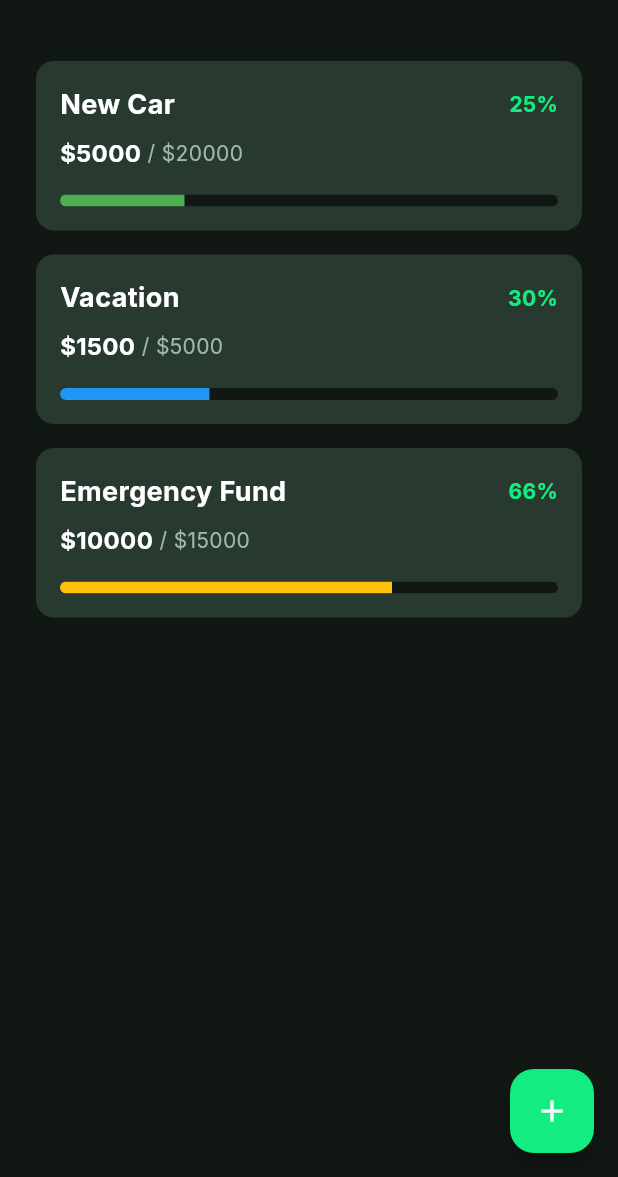
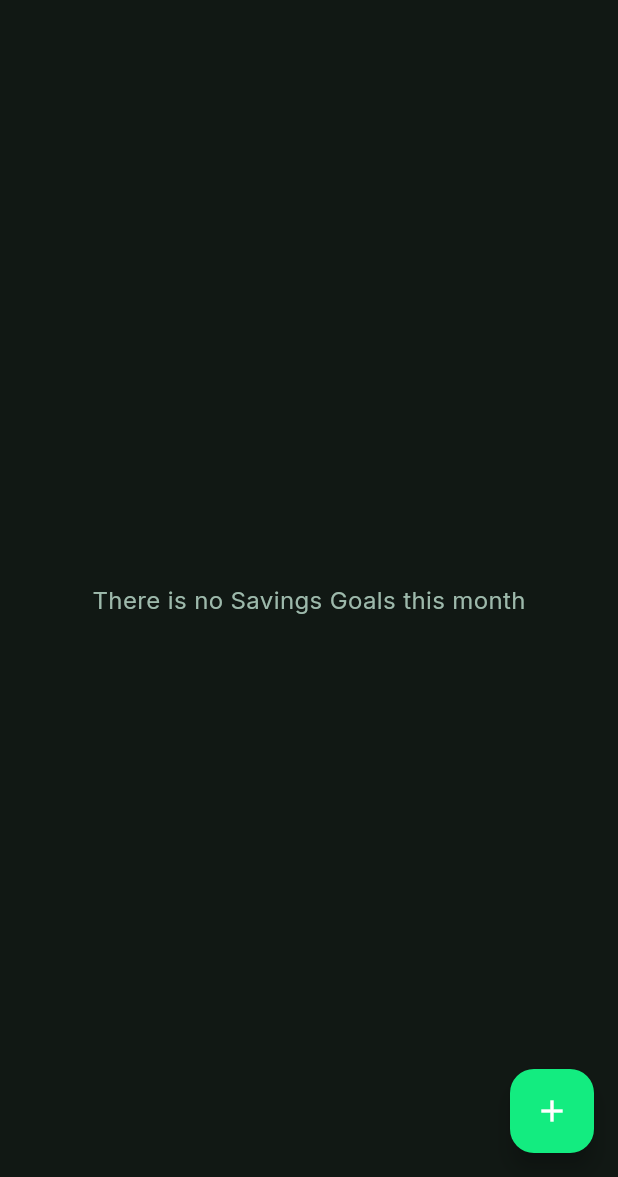
Before and after one commit to OmarAdel10/budget_wise, a Flutter app: the SavingsScreen screen opened directly, on a phone screen of 412 x 824 dp, the part 59-1236 px from its top. Run offline on Flutter 3.47's test engine with Material 3 defaults, Android fonts, the phone set to English and light mode, and no system bars; our stand-ins replace auto_size_text, cloud_firestore, dotted_border, equatable, firebase_auth, firebase_core and 13 more; missing offline and left inert: another_telephony; accounts and stored records are empty.

Commit message:
🐣 feat(savings): implement local-first savings logic and UI integration
   - Create 'SavingsModel' for saving goal data with Firestore
     and local serialization support.
   - Implement 'SavingsRepository' for Firestore CRUD operations
     and goal contributions.
   - Develop 'SavingsBloc' using 'HydratedBloc' for offline-first
     state management and cloud sync.
   - Register savings repository and bloc in 'main.dart'
     dependency injection.
   - Update 'SavingsScreen' to display real savings data with
     dynamic currency support.

```diff
--- a/lib/l10n/app_ar.arb
+++ b/lib/l10n/app_ar.arb
@@ -290,5 +290,6 @@
   "confirmPasscode": "تأكيد رمز المرور",
   "passcodeMismatch": "رموز المرور غير متطابقة",
   "passcodeIncorrect": "رمز المرور غير صحيح",
-  "passcodeSet": "تم تعيين رمز المرور بنجاح"
+  "passcodeSet": "تم تعيين رمز المرور بنجاح",
+  "noSavingsGoalsThisMonth": "لا توجد أهداف ادخار لهذا الشهر"
 }
--- a/lib/l10n/app_en.arb
+++ b/lib/l10n/app_en.arb
@@ -280,9 +280,9 @@
   "defaultCurrency": "Default Currency",
   "noRecentTransactionsFound": "No Recent Transactions Found.",
   "noAccountsAvailableForSelectedCurrency": "No Accounts Available For The Selected Currency.",
-  "lowBalanceAlertAmount" : "Low Balance Alert Amount",
+  "lowBalanceAlertAmount": "Low Balance Alert Amount",
   "yourAccountBalanceIsBelowTheSpecifiedLowBalanceAmount": "Your account balance is below the specified low balance amount.",
-  "syncing" : "Syncing",
+  "syncing": "Syncing",
   "lastUpdatedAt": "Last Updated At:",
   "lowBalanceWarning": "Low Balance Warning",
   "accountDetails": "Account Details",
@@ -293,6 +293,6 @@
   "confirmPasscode": "Confirm Passcode",
   "passcodeMismatch": "Passcodes do not match",
   "passcodeIncorrect": "Incorrect Passcode",
-  "passcodeSet": "Passcode Set Successfully"
-
+  "passcodeSet": "Passcode Set Successfully",
+  "noSavingsGoalsThisMonth": "There is no Savings Goals this month"
 }
--- a/lib/l10n/app_localizations.dart
+++ b/lib/l10n/app_localizations.dart
@@ -1843,6 +1843,12 @@ abstract class AppLocalizations {
   /// In en, this message translates to:
   /// **'Passcode Set Successfully'**
   String get passcodeSet;
+
+  /// No description provided for @noSavingsGoalsThisMonth.
+  ///
+  /// In en, this message translates to:
+  /// **'There is no Savings Goals this month'**
+  String get noSavingsGoalsThisMonth;
 }
 
 class _AppLocalizationsDelegate
--- a/lib/l10n/app_localizations_ar.dart
+++ b/lib/l10n/app_localizations_ar.dart
@@ -904,4 +904,7 @@ class AppLocalizationsAr extends AppLocalizations {
 
   @override
   String get passcodeSet => 'تم تعيين رمز المرور بنجاح';
+
+  @override
+  String get noSavingsGoalsThisMonth => 'لا توجد أهداف ادخار لهذا الشهر';
 }
--- a/lib/l10n/app_localizations_en.dart
+++ b/lib/l10n/app_localizations_en.dart
@@ -911,4 +911,7 @@ class AppLocalizationsEn extends AppLocalizations {
 
   @override
   String get passcodeSet => 'Passcode Set Successfully';
+
+  @override
+  String get noSavingsGoalsThisMonth => 'There is no Savings Goals this month';
 }
--- /dev/null
+++ b/lib/savings/data/models/savings_model.dart
@@ -0,0 +1,104 @@
+// ignore_for_file: public_member_api_docs, sort_constructors_first
+import 'dart:convert';
+import 'package:cloud_firestore/cloud_firestore.dart';
+
+class SavingsModel {
+  final String id;
+  final String userId;
+  final String name;
+  final double targetAmount;
+  final double currentAmount;
+  final String currency;
+  final DateTime targetDate;
+  final int colorValue;
+  final DateTime createdAt;
+  final DateTime updatedAt;
+  final bool isSynced;
+
+  SavingsModel({
+    this.id = '',
+    this.userId = '',
+    required this.name,
+    required this.targetAmount,
+    this.currentAmount = 0.0,
+    required this.currency,
+    required this.targetDate,
+    required this.colorValue,
+    required this.createdAt,
+    required this.updatedAt,
+    this.isSynced = false,
+  });
+
+  bool get isCompleted => currentAmount >= targetAmount;
+
+  SavingsModel copyWith({
+    String? id,
+    String? userId,
+    String? name,
+    double? targetAmount,
+    double? currentAmount,
+    String? currency,
+    DateTime? targetDate,
+    int? colorValue,
+    DateTime? createdAt,
+    DateTime? updatedAt,
+    bool? isSynced,
+  }) {
+    return SavingsModel(
+      id: id ?? this.id,
+      userId: userId ?? this.userId,
+      name: name ?? this.name,
+      targetAmount: targetAmount ?? this.targetAmount,
+      currentAmount: currentAmount ?? this.currentAmount,
+      currency: currency ?? this.currency,
+      targetDate: targetDate ?? this.targetDate,
+      colorValue: colorValue ?? this.colorValue,
+      createdAt: createdAt ?? this.createdAt,
+      updatedAt: updatedAt ?? this.updatedAt,
+      isSynced: isSynced ?? this.isSynced,
+    );
+  }
+
+  Map<String, dynamic> toMap() {
+    return <String, dynamic>{
+      'id': id,
+      'userId': userId,
+      'name': name,
+      'targetAmount': targetAmount,
+      'currentAmount': currentAmount,
+      'currency': currency,
+      'targetDate': targetDate.toIso8601String(),
+      'colorValue': colorValue,
+      'createdAt': createdAt.toIso8601String(),
+      'updatedAt': updatedAt.toIso8601String(),
+      'isSynced': isSynced,
+    };
+  }
+
+  factory SavingsModel.fromMap(Map<String, dynamic> map) {
+    return SavingsModel(
+      id: map['id'] as String,
+      userId: map['userId'] as String,
+      name: map['name'] as String,
+      targetAmount: (map['targetAmount'] as num).toDouble(),
+      currentAmount: (map['currentAmount'] as num).toDouble(),
+      currency: map['currency'] as String,
+      targetDate: map['targetDate'] is Timestamp
+          ? (map['targetDate'] as Timestamp).toDate()
+          : DateTime.parse(map['targetDate'] as String),
+      colorValue: map['colorValue'] as int,
+      createdAt: map['createdAt'] is Timestamp
+          ? (map['createdAt'] as Timestamp).toDate()
+          : DateTime.parse(map['createdAt'] as String),
+      updatedAt: map['updatedAt'] is Timestamp
+          ? (map['updatedAt'] as Timestamp).toDate()
+          : DateTime.parse(map['updatedAt'] as String),
+      isSynced: map['isSynced'] as bool,
+    );
+  }
+
+  String toJson() => json.encode(toMap());
+
+  factory SavingsModel.fromJson(String source) =>
+      SavingsModel.fromMap(json.decode(source) as Map<String, dynamic>);
+}
--- /dev/null
+++ b/lib/savings/data/repositories/savings_repository.dart
@@ -0,0 +1,58 @@
+import 'package:budget_wise/savings/data/models/savings_model.dart';
+import 'package:budget_wise/auth/data/repositories/auth_repository.dart';
+import 'package:cloud_firestore/cloud_firestore.dart';
+
+class SavingsRepository {
+  final AuthRepository authRepo;
+  const SavingsRepository({required this.authRepo});
+
+  CollectionReference<SavingsModel> getSavingsCollection() => FirebaseFirestore
+      .instance
+      .collection('savings')
+      .withConverter<SavingsModel>(
+        fromFirestore: (snapshot, options) =>
+            SavingsModel.fromMap(snapshot.data()!),
+        toFirestore: (savingGoalModel, options) => savingGoalModel.toMap(),
+      );
+
+  Future<void> addSavingGoal(SavingsModel model) async {
+    final CollectionReference<SavingsModel> collection = getSavingsCollection();
+    final DocumentReference<SavingsModel> doc = collection.doc(model.id);
+    await doc.set(model);
+  }
+
+  Future<List<SavingsModel>> fetchAllSavingGoals() async {
+    final CollectionReference<SavingsModel> collection = getSavingsCollection();
+    final user = authRepo.currentUser;
+
+    if (user != null) {
+      final querySnapShot = await collection
+          .where('userId', isEqualTo: user.uid)
+          .get();
+      return querySnapShot.docs.map((doc) => doc.data()).toList();
+    }
+    return [];
+  }
+
+  Future<void> updateSavingGoal(SavingsModel model) async {
+    final CollectionReference<SavingsModel> collection = getSavingsCollection();
+    await collection.doc(model.id).update(model.toMap());
+  }
+
+  Future<void> deleteSavingGoal(String goalId) async {
+    final CollectionReference<SavingsModel> collection = getSavingsCollection();
+    await collection.doc(goalId).delete();
+  }
+
+  Future<void> updateContribution(
+    String goalId,
+    double newAmount,
+    DateTime updatedAt,
+  ) async {
+    final CollectionReference<SavingsModel> collection = getSavingsCollection();
+    await collection.doc(goalId).update({
+      'currentAmount': newAmount,
+      'updatedAt': updatedAt.toIso8601String(),
+    });
+  }
+}
--- a/lib/savings/view/screens/savings_screen.dart
+++ b/lib/savings/view/screens/savings_screen.dart
@@ -1,5 +1,8 @@
 import 'package:budget_wise/l10n/app_localizations.dart';
+import 'package:budget_wise/savings/view_model/savings_bloc.dart';
+import 'package:budget_wise/savings/view_model/savings_state.dart';
 import 'package:flutter/material.dart';
+import 'package:flutter_bloc/flutter_bloc.dart';
 import '../../../shared/constants/colors.dart';
 import '../../../shared/constants/spacing.dart';
 import '../../../shared/constants/text_styles.dart';
@@ -13,27 +16,6 @@ class SavingsScreen extends StatelessWidget {
   @override
   Widget build(BuildContext context) {
     final l10n = AppLocalizations.of(context)!;
-    // Dummy Data
-    final List<Map<String, dynamic>> savingGoals = [
-      {
-        'name': 'New Car',
-        'currentAmount': 5000.0,
-        'targetAmount': 20000.0,
-        'color': const Color(0xFF4CAF50), // Green
-      },
-      {
-        'name': 'Vacation',
-        'currentAmount': 1500.0,
-        'targetAmount': 5000.0,
-        'color': const Color(0xFF2196F3), // Blue
-      },
-      {
-        'name': 'Emergency Fund',
-        'currentAmount': 10000.0,
-        'targetAmount': 15000.0,
-        'color': const Color(0xFFFFC107), // Amber
-      },
-    ];
 
     return Scaffold(
       backgroundColor: AppColors.primaryBackground,
@@ -51,7 +33,27 @@ class SavingsScreen extends StatelessWidget {
         centerTitle: true,
       ),
       body: SafeArea(
+        child: BlocBuilder<SavingsBloc, SavingsState>(
+          builder: (context, state) {
+            final savingGoals = state.savingsList;
+
+            if (savingGoals.isEmpty) {
+              return Center(
                 child: Column(
+                  mainAxisAlignment: MainAxisAlignment.center,
+                  children: [
+                    Text(
+                      l10n.noSavingsGoalsThisMonth,
+                      style: AppTextStyles.bodyLarge.copyWith(
+                        color: AppColors.textSecondary,
+                      ),
+                    ),
+                  ],
+                ),
+              );
+            }
+
+            return Column(
               children: [
                 Expanded(
                   child: ListView.builder(
@@ -60,14 +62,17 @@ class SavingsScreen extends StatelessWidget {
                     itemBuilder: (context, index) {
                       final goal = savingGoals[index];
                       final double progress =
-                      goal['currentAmount'] / goal['targetAmount'];
+                          (goal.currentAmount / goal.targetAmount).clamp(
+                            0.0,
+                            1.0,
+                          );
                       final int percentage = (progress * 100).toInt();
 
                       return GestureDetector(
                         onTap: () {
                           Navigator.of(context).pushNamed(
                             SavingGoalDetailScreen.routeName,
-                        arguments: goal,
+                            arguments: goal.toMap(),
                           );
                         },
                         child: Container(
@@ -83,9 +88,13 @@ class SavingsScreen extends StatelessWidget {
                             crossAxisAlignment: CrossAxisAlignment.start,
                             children: [
                               Row(
-                            mainAxisAlignment: MainAxisAlignment.spaceBetween,
+                                mainAxisAlignment:
+                                    MainAxisAlignment.spaceBetween,
                                 children: [
-                              Text(goal['name'], style: AppTextStyles.heading3),
+                                  Text(
+                                    goal.name,
+                                    style: AppTextStyles.heading3,
+                                  ),
                                   Text(
                                     "$percentage%",
                                     style: AppTextStyles.bodyMedium.copyWith(
@@ -99,13 +108,13 @@ class SavingsScreen extends StatelessWidget {
                               Row(
                                 children: [
                                   Text(
-                                "\$${goal['currentAmount'].toInt()}",
+                                    "${goal.currency}${goal.currentAmount.toInt()}",
                                     style: AppTextStyles.bodyLarge.copyWith(
                                       fontWeight: FontWeight.bold,
                                     ),
                                   ),
                                   Text(
-                                " / \$${goal['targetAmount'].toInt()}",
+                                    " / ${goal.currency}${goal.targetAmount.toInt()}",
                                     style: AppTextStyles.bodyMedium.copyWith(
                                       color: AppColors.textSecondary,
                                     ),
@@ -119,7 +128,7 @@ class SavingsScreen extends StatelessWidget {
                                   value: progress,
                                   backgroundColor: AppColors.primaryBackground,
                                   valueColor: AlwaysStoppedAnimation<Color>(
-                                goal['color'],
+                                    Color(goal.colorValue),
                                   ),
                                   minHeight: 8,
                                 ),
@@ -132,6 +141,8 @@ class SavingsScreen extends StatelessWidget {
                   ),
                 ),
               ],
+            );
+          },
         ),
       ),
       floatingActionButton: FloatingActionButton(
--- /dev/null
+++ b/lib/savings/view_model/savings_event.dart
@@ -0,0 +1,65 @@
+import 'package:budget_wise/savings/data/models/savings_model.dart';
+import 'package:equatable/equatable.dart';
+
+abstract class SavingsEvent extends Equatable {
+  const SavingsEvent();
+
+  @override
+  List<Object?> get props => [];
+}
+
+class SavingsEventFetchAll extends SavingsEvent {
+  const SavingsEventFetchAll();
+}
+
+class SavingsEventCreateGoal extends SavingsEvent {
+  final SavingsModel model;
+  const SavingsEventCreateGoal({required this.model});
+
+  @override
+  List<Object?> get props => [model];
+}
+
+class SavingsEventEditGoal extends SavingsEvent {
+  final SavingsModel model;
+  const SavingsEventEditGoal({required this.model});
+
+  @override
+  List<Object?> get props => [model];
+}
+
+class SavingsEventDeleteGoal extends SavingsEvent {
+  final String goalId;
+  const SavingsEventDeleteGoal({required this.goalId});
+
+  @override
+  List<Object?> get props => [goalId];
+}
+
+class SavingsEventAddContribution extends SavingsEvent {
+  final String goalId;
+  final double amount;
+  const SavingsEventAddContribution({
+    required this.goalId,
+    required this.amount,
+  });
+
+  @override
+  List<Object?> get props => [goalId, amount];
+}
+
+class SavingsEventMarkSynced extends SavingsEvent {
+  final String goalId;
+  const SavingsEventMarkSynced({required this.goalId});
+
+  @override
+  List<Object?> get props => [goalId];
+}
+
+class SavingsEventSyncPendingOnLogin extends SavingsEvent {
+  const SavingsEventSyncPendingOnLogin();
+}
+
+class SavingsEventCheckAndSyncPending extends SavingsEvent {
+  const SavingsEventCheckAndSyncPending();
+}
--- /dev/null
+++ b/lib/savings/view_model/savings_state.dart
@@ -0,0 +1,30 @@
+import 'package:budget_wise/savings/data/models/savings_model.dart';
+import 'package:equatable/equatable.dart';
+
+abstract class SavingsState extends Equatable {
+  final List<SavingsModel> savingsList;
+  const SavingsState({required this.savingsList});
+
+  @override
+  List<Object?> get props => [savingsList];
+}
+
+class SavingsStateInitial extends SavingsState {
+  const SavingsStateInitial({required super.savingsList});
+}
+
+class SavingsStateSuccess extends SavingsState {
+  const SavingsStateSuccess({required super.savingsList});
+}
+
+class SavingsStateLoading extends SavingsState {
+  const SavingsStateLoading({required super.savingsList});
+}
+
+class SavingsStateError extends SavingsState {
+  final String message;
+  const SavingsStateError({required this.message, required super.savingsList});
+
+  @override
+  List<Object?> get props => [message, savingsList];
+}
```
Also changed, not shown: lib/main.dart (+14 -0 lines), lib/savings/view_model/savings_bloc.dart (added, +284 -0 lines). Lines whose indentation alone changed are shown as unchanged.
